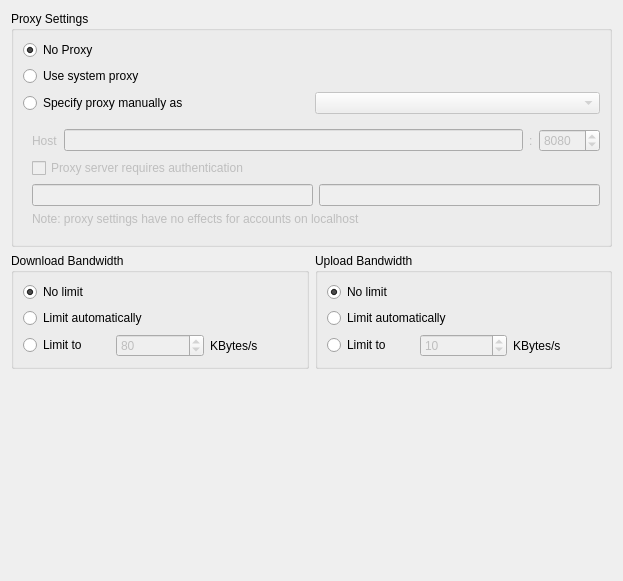
First picture: the form in src/gui/networksettings.ui, repository nextcloud/desktop, before the edit.
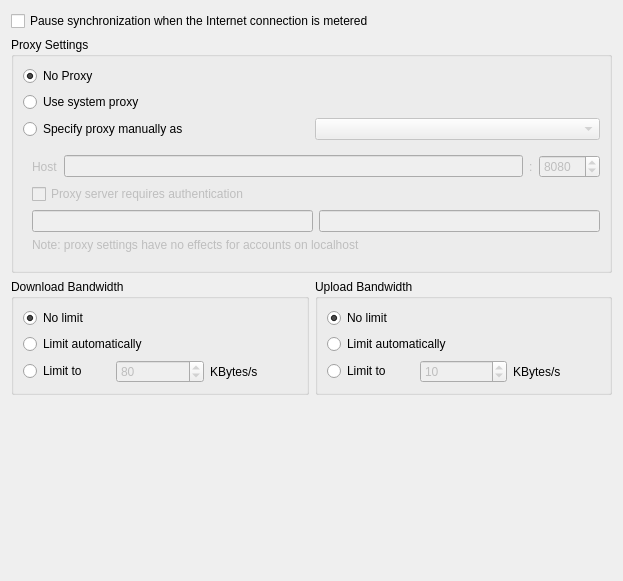
Second picture: the form after the edit.

Commit message:
Pause sync when on a metered Internet connection
Add an advanced configuration setting to pause synchronization when a
metered internet connection is detected.

When the internet connection is metered, and the user chooses to
force-sync a folder, they will now be asked if they are sure that they
want to do this.

Fixes: #4808

Patch:
```diff
--- a/src/gui/networksettings.ui
+++ b/src/gui/networksettings.ui
@@ -14,6 +14,13 @@
    <string>Form</string>
   </property>
   <layout class="QVBoxLayout" name="verticalLayout_5">
+   <item>
+    <widget class="QCheckBox" name="pauseSyncWhenMeteredCheckbox">
+     <property name="text">
+      <string>Pause synchronization when the Internet connection is metered</string>
+     </property>
+    </widget>
+   </item>
    <item>
     <widget class="QGroupBox" name="proxyGroupBox">
      <property name="enabled">
```
The commit also changes 18 other files.
